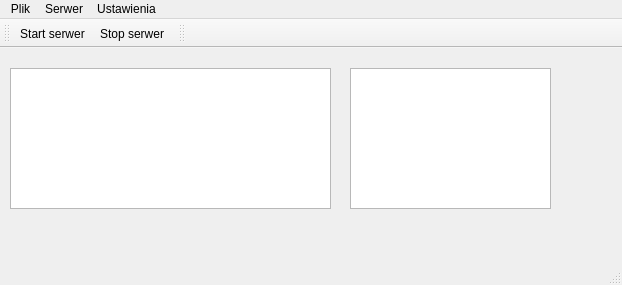
Above: ServerApplication/src/libs/ui/mainwindow.ui from militia11/in before the change. Below: the same form after it.
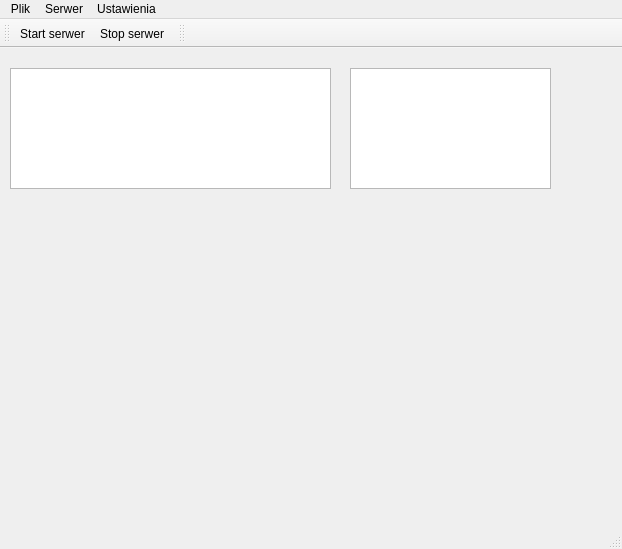
That is the form after the change.

Patch:
```diff
--- a/ServerApplication/src/libs/ui/mainwindow.ui
+++ b/ServerApplication/src/libs/ui/mainwindow.ui
@@ -7,7 +7,7 @@
     <x>0</x>
     <y>0</y>
     <width>622</width>
-    <height>285</height>
+    <height>549</height>
    </rect>
   </property>
   <property name="windowTitle">
@@ -20,7 +20,7 @@
       <x>350</x>
       <y>20</y>
       <width>201</width>
-      <height>141</height>
+      <height>121</height>
      </rect>
     </property>
    </widget>
@@ -30,10 +30,26 @@
       <x>10</x>
       <y>20</y>
       <width>321</width>
-      <height>141</height>
+      <height>121</height>
      </rect>
     </property>
    </widget>
+   <widget class="QLabel" name="mImageLabel">
+    <property name="geometry">
+     <rect>
+      <x>16</x>
+      <y>156</y>
+      <width>531</width>
+      <height>261</height>
+     </rect>
+    </property>
+    <property name="text">
+     <string/>
+    </property>
+    <property name="scaledContents">
+     <bool>true</bool>
+    </property>
+   </widget>
   </widget>
   <widget class="QMenuBar" name="mMenubar">
    <property name="geometry">
```
